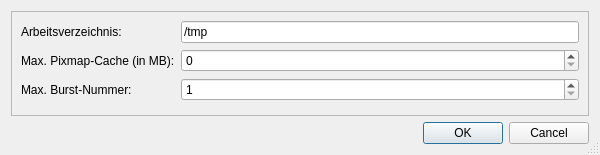
cceh/byzanz-capture, file ui/settings_dialog.ui: the form before one commit.
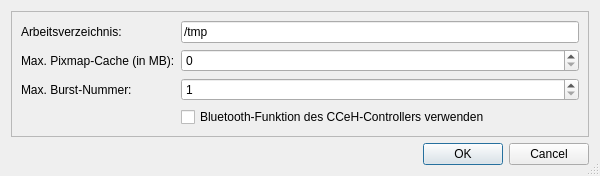
The form after the commit.

```diff
--- a/ui/settings_dialog.ui
+++ b/ui/settings_dialog.ui
@@ -7,7 +7,7 @@
     <x>0</x>
     <y>0</y>
     <width>600</width>
-    <height>155</height>
+    <height>158</height>
    </rect>
   </property>
   <property name="sizePolicy">
@@ -97,6 +97,23 @@
         </property>
        </widget>
       </item>
+      <item row="3" column="0">
+       <widget class="QLabel" name="label_4">
+        <property name="text">
+         <string/>
+        </property>
+       </widget>
+      </item>
+      <item row="3" column="1">
+       <widget class="QCheckBox" name="enableBluetoothCheckbox">
+        <property name="locale">
+         <locale language="German" country="Germany"/>
+        </property>
+        <property name="text">
+         <string>Bluetooth-Funktion des CCeH-Controllers verwenden</string>
+        </property>
+       </widget>
+      </item>
      </layout>
     </widget>
    </item>
```
